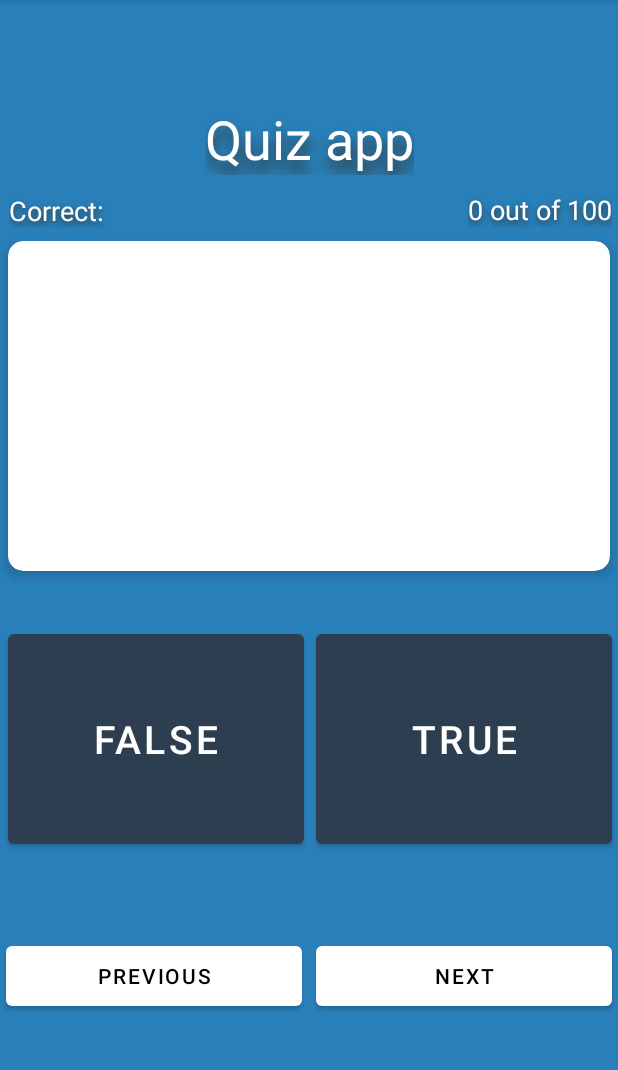
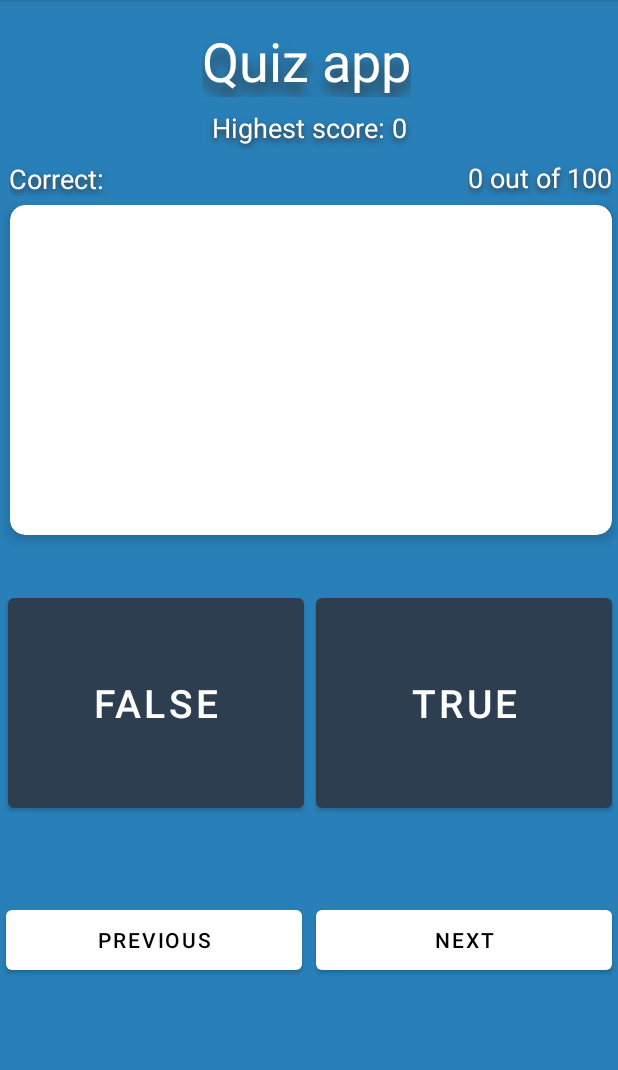
Before and after one commit to Emin91/AndroidJavaQuizApp, an Android app: the screen it shows after launch (MainActivity), on a phone screen of 412 x 824 dp, the part 84-1154 px from its top. Run offline under Robolectric (Android 15) with nearby library versions, the phone set to English and light mode, and no system bars; our stand-ins replace Volley; network calls fail; Roboto replaces fonts that are not available here.

```diff
--- a/app/src/main/java/com/courses/triviatest/MainActivity.java
+++ b/app/src/main/java/com/courses/triviatest/MainActivity.java
@@ -15,7 +15,9 @@ import com.courses.triviatest.data.AnswerListAsyncResponse;
 import com.courses.triviatest.data.QuestionBank;
 import com.courses.triviatest.model.Question;
 import com.courses.triviatest.model.Score;
+import com.courses.triviatest.util.Prefs;
 
+import java.text.MessageFormat;
 import java.util.ArrayList;
 import java.util.List;
 
@@ -24,12 +26,13 @@ public class MainActivity extends AppCompatActivity implements View.OnClickListe
     private Button btn_true;
     private Button btn_false;
     private Button btn_prev, btn_next;
-    private TextView text_question_counter, text_card_question, text_correct_answers;
+    private TextView text_question_counter, text_card_question, text_correct_answers, text_highest_score;
     private CardView cardView;
     private int scoreCounter = 0;
     private int currentQuestionIndex = 0;
     private List<Question> questionList;
     private Score score;
+    private Prefs prefs;
 
     @Override
     protected void onCreate(Bundle savedInstanceState) {
@@ -37,6 +40,7 @@ public class MainActivity extends AppCompatActivity implements View.OnClickListe
         setContentView(R.layout.activity_main);
 
         score = new Score();
+        prefs = new Prefs(MainActivity.this);
 
         btn_true = findViewById(R.id.btn_true);
         btn_false = findViewById(R.id.btn_false);
@@ -45,6 +49,7 @@ public class MainActivity extends AppCompatActivity implements View.OnClickListe
         text_question_counter = findViewById(R.id.text_question_counter);
         text_card_question = findViewById(R.id.text_card_question);
         text_correct_answers = findViewById(R.id.text_correct_answers);
+        text_highest_score = findViewById(R.id.text_highest_score);
         cardView = findViewById(R.id.cardView);
 
         btn_next.setOnClickListener(this);
@@ -55,8 +60,9 @@ public class MainActivity extends AppCompatActivity implements View.OnClickListe
         questionList = new QuestionBank().getQuestions(new AnswerListAsyncResponse() {
             @Override
             public void processFinish(ArrayList<Question> questionArrayList) {
-                text_correct_answers.setText(String.valueOf(getResources().getString(R.string.text_correct) + " " + score.getScore()));
-                text_question_counter.setText(String.valueOf((currentQuestionIndex + 1) +  " out of " + questionList.size()));
+                text_highest_score.setText(MessageFormat.format("Highest score: {0}", prefs.getHighScore()));
+                text_correct_answers.setText(MessageFormat.format("{0} {1}", getResources().getString(R.string.text_correct), score.getScore()));
+                text_question_counter.setText(MessageFormat.format("{0} out of {1}", currentQuestionIndex + 1, questionList.size()));
                 text_card_question.setText(questionArrayList.get(currentQuestionIndex).getAnswer());
             }
         });
@@ -124,14 +130,14 @@ public class MainActivity extends AppCompatActivity implements View.OnClickListe
 
     private void updateQuestion() {
         Question question = questionList.get(currentQuestionIndex);
-        text_correct_answers.setText(String.valueOf(getResources().getString(R.string.text_correct) + " " + score.getScore()));
+        text_correct_answers.setText(MessageFormat.format("{0} {1}", getResources().getString(R.string.text_correct), score.getScore()));
         text_card_question.setText(question.getAnswer());
         if (question.isAnswered()) {
             disableAnswerButtonsIsAnswered(false);
         } else {
             disableAnswerButtonsIsAnswered(true);
         }
-        text_question_counter.setText(String.valueOf((currentQuestionIndex + 1) + " out of " + questionList.size()));
+        text_question_counter.setText(MessageFormat.format("{0} out of {1}", currentQuestionIndex + 1, questionList.size()));
     }
 
     private void fadeView() {
@@ -146,4 +152,10 @@ public class MainActivity extends AppCompatActivity implements View.OnClickListe
         Animation shake = AnimationUtils.loadAnimation(MainActivity.this, R.anim.shake_animation);
         cardView.setAnimation(shake);
     }
+
+    @Override
+    protected void onPause() {
+        prefs.saveHighScore(score.getScore());
+        super.onPause();
+    }
 }
--- /dev/null
+++ b/app/src/main/java/com/courses/triviatest/util/Prefs.java
@@ -0,0 +1,26 @@
+package com.courses.triviatest.util;
+
+import android.app.Activity;
+import android.content.SharedPreferences;
+
+public class Prefs {
+    private SharedPreferences sharedPreferences;
+    private final String HIGH_SCORE = "high_score";
+
+    public Prefs(Activity activity) {
+        this.sharedPreferences = activity.getPreferences(activity.MODE_PRIVATE);
+    }
+
+    public void saveHighScore(int score) {
+        int currentScore = score;
+        int lastScore = sharedPreferences.getInt(HIGH_SCORE, 0);
+        if(currentScore > lastScore) {
+            sharedPreferences.edit().putInt(HIGH_SCORE, currentScore).apply();
+        }
+    }
+
+    public int getHighScore() {
+        return sharedPreferences.getInt(HIGH_SCORE, 0);
+    }
+
+}
--- a/app/src/main/res/layout/activity_main.xml
+++ b/app/src/main/res/layout/activity_main.xml
@@ -11,15 +11,16 @@
         android:id="@+id/textView"
         android:layout_width="wrap_content"
         android:layout_height="wrap_content"
-        android:layout_marginTop="68dp"
+        android:layout_marginTop="16dp"
         android:fontFamily="@font/croissant_one"
-        android:text="@string/text_quiz"
-        android:textColor="@color/white"
-        android:textSize="36sp"
         android:shadowColor="#323232"
         android:shadowDx="0.8"
         android:shadowDy="10"
         android:shadowRadius="10"
+        android:text="@string/text_quiz"
+        android:textColor="@color/white"
+        android:textSize="36sp"
+        app:layout_constraintHorizontal_bias="0.495"
         app:layout_constraintLeft_toLeftOf="parent"
         app:layout_constraintRight_toRightOf="parent"
         app:layout_constraintTop_toTopOf="parent" />
@@ -28,22 +29,24 @@
         android:id="@+id/cardView"
         android:layout_width="401dp"
         android:layout_height="220dp"
-        android:layout_marginTop="44dp"
+        android:layout_marginTop="72dp"
         app:cardCornerRadius="10dp"
         app:cardElevation="5dp"
         app:contentPadding="8dp"
         app:layout_constraintEnd_toEndOf="parent"
+        app:layout_constraintHorizontal_bias="0.6"
         app:layout_constraintStart_toStartOf="parent"
-        app:layout_constraintTop_toBottomOf="@+id/textView" >
+        app:layout_constraintTop_toBottomOf="@+id/textView">
 
         <TextView
             android:id="@+id/text_card_question"
             android:layout_width="wrap_content"
             android:layout_height="wrap_content"
+            android:layout_gravity="center"
             android:fontFamily="More Fonts..."
-            android:layout_gravity="center"
+            android:text=""
+            android:textIsSelectable="true"
             android:textAlignment="center"
-            android:text=""
             android:textSize="16sp" />
     </androidx.cardview.widget.CardView>
 
@@ -112,8 +115,7 @@
         android:textSize="18sp"
         app:layout_constraintBottom_toTopOf="@+id/cardView"
         app:layout_constraintEnd_toEndOf="parent"
-        app:layout_constraintTop_toBottomOf="@+id/textView"
-        app:layout_constraintVertical_bias="0.538" />
+        app:layout_constraintTop_toBottomOf="@+id/text_highest_score" />
 
     <TextView
         android:id="@+id/text_correct_answers"
@@ -129,6 +131,23 @@
         android:textSize="18sp"
         app:layout_constraintBottom_toTopOf="@+id/cardView"
         app:layout_constraintEnd_toEndOf="parent"
+        app:layout_constraintTop_toBottomOf="@+id/text_highest_score" />
+
+    <TextView
+        android:id="@+id/text_highest_score"
+        android:layout_width="162dp"
+        android:layout_height="27dp"
+        android:shadowColor="#323232"
+        android:shadowDx="0.2"
+        android:shadowDy="3"
+        android:shadowRadius="5"
+        android:textAlignment="center"
+        android:text="@string/highest_score"
+        android:textColor="@color/white"
+        android:textSize="18sp"
+        app:layout_constraintBottom_toTopOf="@+id/cardView"
+        app:layout_constraintEnd_toEndOf="parent"
+        app:layout_constraintStart_toStartOf="parent"
         app:layout_constraintTop_toBottomOf="@+id/textView"
-        app:layout_constraintVertical_bias="0.571" />
+        app:layout_constraintVertical_bias="0.177" />
 </androidx.constraintlayout.widget.ConstraintLayout>
--- a/app/src/main/res/values/strings.xml
+++ b/app/src/main/res/values/strings.xml
@@ -9,4 +9,5 @@
     <string name="correct_answer">Correct!</string>
     <string name="wrong_answer">Wrong!</string>
     <string name="text_correct">Correct:</string>
+    <string name="highest_score">Highest score: 0</string>
 </resources>
```
